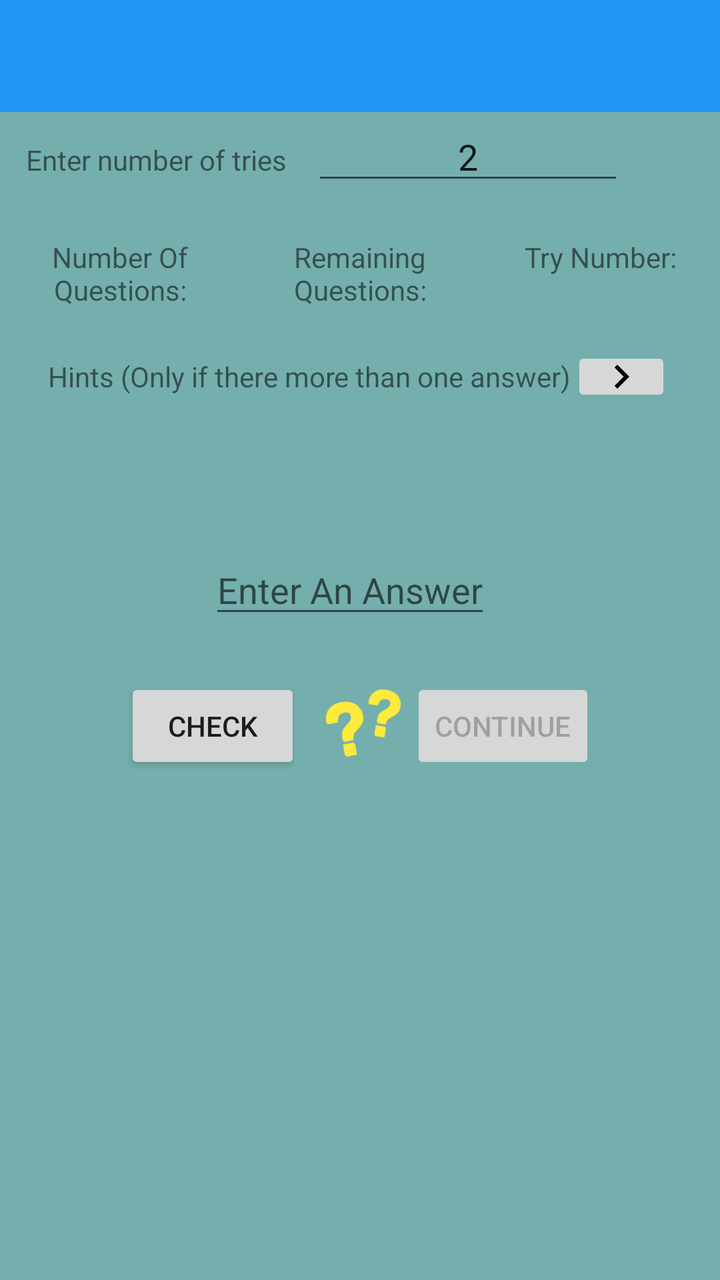
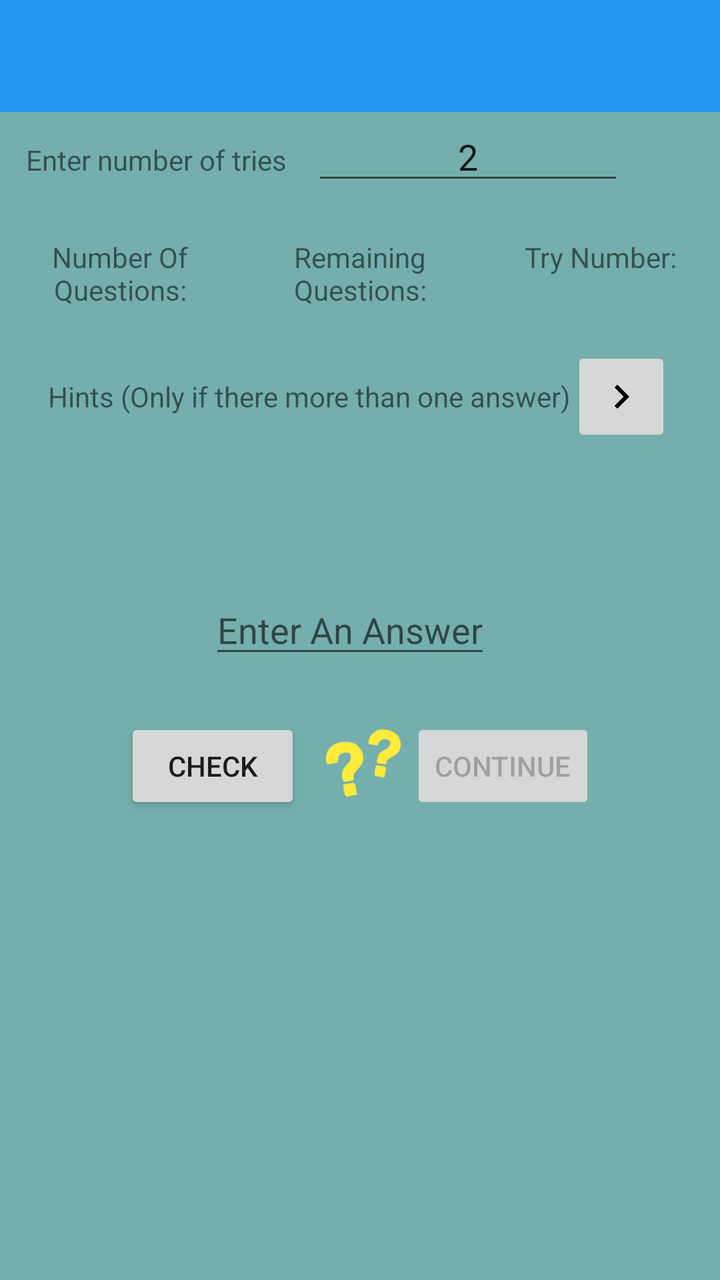

An Android layout rendered at two revisions. The XML below is the earlier revision; the diff shows what the commit changed to produce the second picture.
<!-- AndroidManifest.xml: application theme AppTheme -->
<!-- res/layout/activity_study_during.xml -->
<?xml version="1.0" encoding="utf-8"?>
<LinearLayout xmlns:android="http://schemas.android.com/apk/res/android"
    android:orientation="vertical" android:layout_width="match_parent"
    android:layout_height="match_parent"
    android:background="#74AFAD">
    <android.support.v7.widget.Toolbar xmlns:app="http://schemas.android.com/apk/res-auto"
        android:id="@+id/toolbar"
        android:layout_width="fill_parent"
        android:layout_height="?attr/actionBarSize"
        android:background="?attr/colorPrimary"
        android:minHeight="?attr/actionBarSize">


    </android.support.v7.widget.Toolbar>
    <ScrollView
        android:layout_width="match_parent"
        android:layout_height="match_parent">

    <LinearLayout
        android:layout_width="match_parent"
        android:layout_height="wrap_content"
        android:orientation="vertical">

    <LinearLayout
        android:layout_width="match_parent"
        android:layout_height="wrap_content"
        android:layout_marginBottom="15dp">
    <TextView
        android:layout_width="0dp"
        android:layout_height="wrap_content"
        android:layout_weight="1"
        android:gravity="center"
        android:text="@string/enter_tries_number" />
    <EditText
        android:id="@+id/enter_tries"
        android:layout_width="0dp"
        android:layout_height="wrap_content"
        android:layout_weight="1"
        android:gravity="center"
        android:numeric="integer"
        android:text="@string/default_number_of_tries"
        android:imeOptions="flagNoExtractUi"/>
        <ProgressBar
            android:id="@+id/progress_bar"
            android:layout_width="wrap_content"
            android:layout_height="wrap_content"
            android:visibility="invisible"
            />
</LinearLayout>
    <TableLayout
        android:layout_width="match_parent"
        android:layout_height="wrap_content"
        android:layout_gravity="center">

        <TableRow
            android:layout_width="match_parent"
            android:layout_height="match_parent">

            <TextView
                android:layout_width="0dp"
                android:layout_height="wrap_content"
                android:layout_weight="1"
                android:gravity="center"
                android:text="@string/number_of_questions" />

            <TextView
                android:layout_width="0dp"
                android:layout_height="wrap_content"
                android:layout_weight="1"
                android:gravity="center"
                android:text="@string/remaining_questions" />

            <TextView
                android:layout_width="0dp"
                android:layout_height="wrap_content"
                android:layout_weight="1"
                android:gravity="center"
                android:text="@string/try_number" />
        </TableRow>

        <TableRow
            android:layout_width="match_parent"
            android:layout_height="match_parent">

            <TextView
                android:id="@+id/number_of_questions"
                android:layout_width="0dp"
                android:layout_height="wrap_content"
                android:layout_gravity="center"
                android:layout_weight="1"
                android:gravity="center"
                android:textColor="#FF0000" />

            <TextView
                android:id="@+id/remaining_question_counter"
                android:layout_width="0dp"
                android:layout_height="wrap_content"
                android:layout_gravity="center"
                android:layout_weight="1"
                android:gravity="center"
                android:textColor="#FF0000" />

            <TextView
                android:id="@+id/trys"
                android:layout_width="0dp"
                android:layout_height="wrap_content"
                android:layout_gravity="center"
                android:layout_weight="1"
                android:gravity="center"
                android:textColor="#FF0000" />

        </TableRow>

    </TableLayout>
    <TableLayout
        android:layout_width="match_parent"
        android:layout_height="wrap_content"
        android:layout_gravity="center">

        <TableRow
            android:id="@+id/hint_table_row"
            android:layout_width="match_parent"
            android:layout_height="match_parent"
            android:layout_gravity="center"
            android:gravity="center">

            <TextView
                android:layout_width="match_parent"
                android:layout_height="wrap_content"
                android:layout_gravity="center"
                android:gravity="center"
                android:text="@string/hints" />
            <ImageButton
                android:id="@+id/next_hint"
                android:layout_width="50dp"
                android:layout_height="30dp"
                android:src="@drawable/ic_navigate_next_black_24dp"
                android:enabled="false"/>
        </TableRow>

        <TableRow
            android:layout_width="match_parent"
            android:layout_height="match_parent"
            android:layout_gravity="center"
            android:gravity="center">

            <TextView
                android:id="@+id/hint_if_there_is_more_than_one_answer"
                android:layout_width="match_parent"
                android:layout_height="wrap_content"
                android:layout_gravity="center"
                android:gravity="center" />


        </TableRow>

    </TableLayout>
    <LinearLayout
        android:layout_width="match_parent"
        android:layout_height="wrap_content"
        android:layout_gravity="center"
        android:orientation="vertical">

        

        <TextView
            android:id="@+id/display_question"
            android:layout_width="match_parent"
            android:layout_height="wrap_content"
            android:layout_marginTop="10dp"
            android:gravity="center"
            android:minLines="1"
            android:scrollbarAlwaysDrawVerticalTrack="true"
            android:textSize="30sp" />


    </LinearLayout>

    

    <LinearLayout
        android:layout_width="wrap_content"
        android:layout_height="wrap_content"
        android:layout_gravity="center"
        android:orientation="horizontal"
        android:layout_marginBottom="25dp">

        <EditText
            android:id="@+id/enter_answer"
            android:layout_width="wrap_content"
            android:layout_height="wrap_content"
            android:layout_gravity="center"
            android:layout_marginRight="10dp"
            android:hint="@string/enter_an_answer"
            android:minLines="1"
            android:enabled="true"
            android:scrollbarAlwaysDrawVerticalTrack="true"
            android:imeOptions="flagNoExtractUi"
            android:inputType="textNoSuggestions|textMultiLine"/>

        

    </LinearLayout>
    <LinearLayout
        android:layout_width="wrap_content"
        android:layout_height="wrap_content"
        android:layout_gravity="center"
        android:orientation="horizontal">

        <Button
            android:id="@+id/check"
            android:layout_width="wrap_content"
            android:layout_height="wrap_content"
            android:layout_gravity="center"
            android:layout_marginEnd="10dp"
            android:layout_marginRight="10dp"
            android:enabled="true"
            android:text="@string/check" />
        <ImageView
            android:id="@+id/image_result"
            android:layout_width="45dp"
            android:layout_height="45dp"
            android:layout_gravity="center"
            android:src="@drawable/ic_question_marks" />
        <Button
            android:id="@+id/_continue"
            android:layout_width="wrap_content"
            android:layout_height="wrap_content"
            android:text="@string/_continue"
            android:enabled="false"/>

    </LinearLayout>
    </LinearLayout>
    </ScrollView>
</LinearLayout>
<!-- resources referenced by this layout -->
<resources>
  <!-- drawable ic_navigate_next_black_24dp: png bitmap (drawable-hdpi, 128 bytes) -->
  <!-- drawable ic_question_marks: png bitmap (drawable-hdpi, 3010 bytes) -->
  <string name="_continue">Continue</string>
  <string name="check">Check</string>
  <string name="default_number_of_tries">2</string>
  <string name="enter_an_answer">Enter An Answer</string>
  <string name="enter_tries_number">Enter number of tries</string>
  <string name="hints">Hints (Only if there more than one answer)</string>
  <string name="number_of_questions">Number Of Questions:</string>
  <string name="remaining_questions">Remaining Questions:</string>
  <string name="try_number">Try Number:</string>
  <style name="AppTheme" parent="MyTheme.Base">
      </style>
  <style name="MyTheme.Base" parent="Theme.AppCompat.Light.DarkActionBar">
          <item name="windowNoTitle">true</item>
          <item name="windowActionBar">false</item>
          <item name="colorPrimary">#2196F3</item>
          <item name="colorPrimaryDark">#1976D2</item>
          <item name="colorAccent">#FF4081</item>
      </style>
</resources>

<!-- the commit's change to res/layout/activity_study_during.xml (unified diff, before → after) -->
@@ -133,7 +133,7 @@
             <ImageButton
                 android:id="@+id/next_hint"
                 android:layout_width="50dp"
-                android:layout_height="30dp"
+                android:layout_height="50dp"
                 android:src="@drawable/ic_navigate_next_black_24dp"
                 android:enabled="false"/>
         </TableRow>
